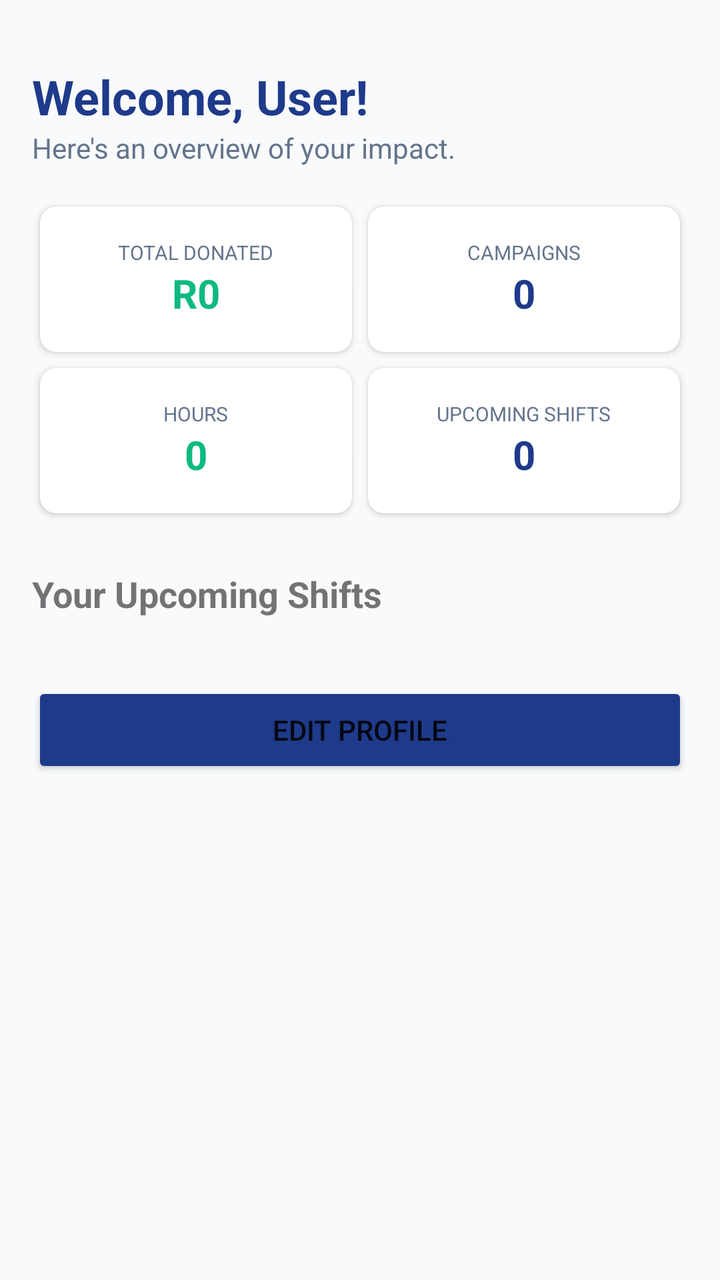
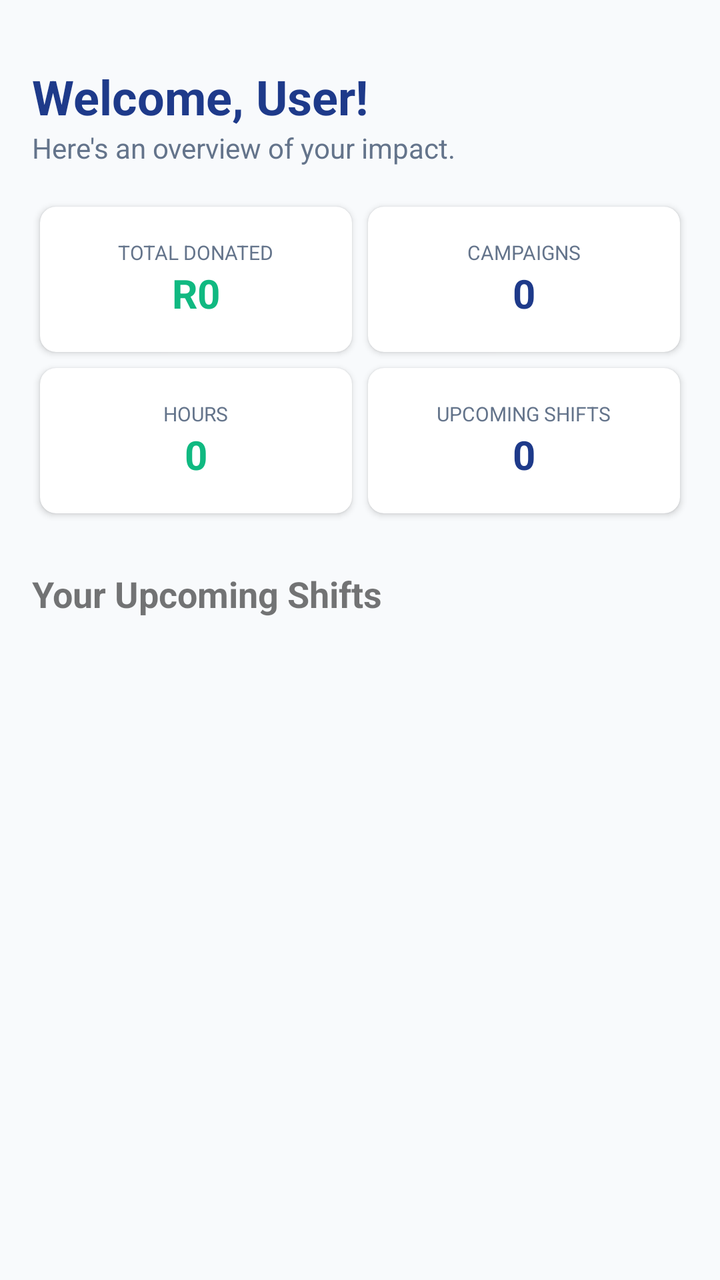

Screens rendered from an Android XML layout before and after an edit, with the pre-edit source and the edit as a unified diff.
<!-- AndroidManifest.xml: application theme Theme.EasySaturdaysApp -->
<!-- res/layout/activity_dashboard.xml -->
<?xml version="1.0" encoding="utf-8"?>
<ScrollView xmlns:android="http://schemas.android.com/apk/res/android"
    xmlns:app="http://schemas.android.com/apk/res-auto"
    android:layout_width="match_parent"
    android:layout_height="match_parent"
    android:background="#F8FAFC">

    
    <LinearLayout
        android:layout_width="match_parent"
        android:layout_height="wrap_content"
        android:orientation="vertical"
        android:padding="16dp">

        <TextView
            android:id="@+id/tvWelcome"
            android:layout_width="match_parent"
            android:layout_height="wrap_content"
            android:text="Welcome, User!"
            android:textSize="24sp"
            android:textStyle="bold"
            android:textColor="#1E3A8A"
            android:layout_marginTop="16dp"/>

        <TextView
            android:layout_width="match_parent"
            android:layout_height="wrap_content"
            android:text="Here's an overview of your impact."
            android:textColor="#64748B"
            android:layout_marginBottom="16dp"/>

        
        <GridLayout
            android:layout_width="match_parent"
            android:layout_height="wrap_content"
            android:columnCount="2"
            android:rowCount="2">
            

            <androidx.cardview.widget.CardView
                android:layout_width="0dp"
                android:layout_height="wrap_content"
                android:layout_columnWeight="1"
                android:layout_margin="4dp"
                app:cardCornerRadius="8dp">
                <LinearLayout
                    android:layout_width="match_parent"
                    android:layout_height="wrap_content"
                    android:orientation="vertical"
                    android:padding="16dp"
                    android:gravity="center">
                    <TextView android:layout_width="wrap_content" android:layout_height="wrap_content" android:text="TOTAL DONATED" android:textSize="10sp" android:textColor="#64748B"/>
                    <TextView android:id="@+id/tvTotalDonated" android:layout_width="wrap_content" android:layout_height="wrap_content" android:text="R0" android:textSize="20sp" android:textStyle="bold" android:textColor="#10B981"/>
                </LinearLayout>
            </androidx.cardview.widget.CardView>

            <androidx.cardview.widget.CardView
                android:layout_width="0dp"
                android:layout_height="wrap_content"
                android:layout_columnWeight="1"
                android:layout_margin="4dp"
                app:cardCornerRadius="8dp">
                <LinearLayout
                    android:layout_width="match_parent"
                    android:layout_height="wrap_content"
                    android:orientation="vertical"
                    android:padding="16dp"
                    android:gravity="center">
                    <TextView android:layout_width="wrap_content" android:layout_height="wrap_content" android:text="CAMPAIGNS" android:textSize="10sp" android:textColor="#64748B"/>
                    <TextView android:id="@+id/tvCampaignsSupported" android:layout_width="wrap_content" android:layout_height="wrap_content" android:text="0" android:textSize="20sp" android:textStyle="bold" android:textColor="#1E3A8A"/>
                </LinearLayout>
            </androidx.cardview.widget.CardView>

            <androidx.cardview.widget.CardView
                android:layout_width="0dp"
                android:layout_height="wrap_content"
                android:layout_columnWeight="1"
                android:layout_margin="4dp"
                app:cardCornerRadius="8dp">
                <LinearLayout
                    android:layout_width="match_parent"
                    android:layout_height="wrap_content"
                    android:orientation="vertical"
                    android:padding="16dp"
                    android:gravity="center">
                    <TextView android:layout_width="wrap_content" android:layout_height="wrap_content" android:text="HOURS" android:textSize="10sp" android:textColor="#64748B"/>
                    <TextView android:id="@+id/tvHours" android:layout_width="wrap_content" android:layout_height="wrap_content" android:text="0" android:textSize="20sp" android:textStyle="bold" android:textColor="#10B981"/>
                </LinearLayout>
            </androidx.cardview.widget.CardView>

            <androidx.cardview.widget.CardView
                android:layout_width="0dp"
                android:layout_height="wrap_content"
                android:layout_columnWeight="1"
                android:layout_margin="4dp"
                app:cardCornerRadius="8dp">
                <LinearLayout
                    android:layout_width="match_parent"
                    android:layout_height="wrap_content"
                    android:orientation="vertical"
                    android:padding="16dp"
                    android:gravity="center">
                    <TextView android:layout_width="wrap_content" android:layout_height="wrap_content" android:text="UPCOMING SHIFTS" android:textSize="10sp" android:textColor="#64748B"/>
                    <TextView android:id="@+id/tvUpcomingShifts" android:layout_width="wrap_content" android:layout_height="wrap_content" android:text="0" android:textSize="20sp" android:textStyle="bold" android:textColor="#1E3A8A"/>
                </LinearLayout>
            </androidx.cardview.widget.CardView>
        </GridLayout>

        <TextView android:layout_width="wrap_content" android:layout_height="wrap_content" android:text="Your Upcoming Shifts" android:textStyle="bold" android:textSize="18sp" android:layout_marginTop="24dp"/>
        <androidx.recyclerview.widget.RecyclerView
            android:id="@+id/shiftsRecyclerView"
            android:layout_width="match_parent"
            android:layout_height="wrap_content"
            android:layout_marginTop="8dp"/>

        <Button
            android:id="@+id/btnEditProfile"
            android:layout_width="match_parent"
            android:layout_height="wrap_content"
            android:text="Edit Profile"
            android:backgroundTint="#1E3A8A"
            android:layout_marginTop="24dp"/>

        <Button
            android:id="@+id/btnLogout"
            android:layout_width="match_parent"
            android:layout_height="wrap_content"
            android:text="Logout"
            android:backgroundTint="#EF4444"
            android:layout_marginTop="8dp"
            android:visibility="gone" />


    </LinearLayout>
</ScrollView>
<!-- resources referenced by this layout -->
<resources>
  <style name="Theme.EasySaturdaysApp" parent="Theme.AppCompat.Light.NoActionBar">
      </style>
</resources>

<!-- the commit's change to res/layout/activity_dashboard.xml (unified diff, before → after) -->
@@ -113,23 +113,5 @@
             android:layout_height="wrap_content"
             android:layout_marginTop="8dp"/>
 
-        <Button
-            android:id="@+id/btnEditProfile"
-            android:layout_width="match_parent"
-            android:layout_height="wrap_content"
-            android:text="Edit Profile"
-            android:backgroundTint="#1E3A8A"
-            android:layout_marginTop="24dp"/>
-
-        <Button
-            android:id="@+id/btnLogout"
-            android:layout_width="match_parent"
-            android:layout_height="wrap_content"
-            android:text="Logout"
-            android:backgroundTint="#EF4444"
-            android:layout_marginTop="8dp"
-            android:visibility="gone" />
-
-
     </LinearLayout>
 </ScrollView>
<!-- resource entries referenced after the edit -->
@@ -1,6 +1,25 @@
 <!-- resources referenced by this layout -->
 <resources>
-  <style name="Theme.EasySaturdaysApp" parent="Theme.AppCompat.Light.NoActionBar">
+  <style name="Theme.EasySaturdaysApp" parent="Theme.MaterialComponents.Light.NoActionBar">
+          
+          <item name="colorPrimary">@color/primary</item>
+          <item name="colorPrimaryVariant">@color/primary_light</item>
+          <item name="colorOnPrimary">@color/white</item>
+          
+          <item name="colorSecondary">@color/secondary</item>
+          <item name="colorSecondaryVariant">@color/secondary</item>
+          <item name="colorOnSecondary">@color/black</item>
+          
+          <item name="android:statusBarColor" tools:targetApi="l">?attr/colorPrimaryVariant</item>
+  
+          <item name="colorSurface">@color/white</item>
+          <item name="colorOnSurface">@color/text_dark</item>
       </style>
+  <color name="primary">#1E3A8A</color>
+  <color name="primary_light">#1E40AF</color>
+  <color name="white">#FFFFFF</color>
+  <color name="secondary">#F59E0B</color>
+  <color name="black">#FF000000</color>
+  <color name="text_dark">#1E293B</color>
 </resources>
 
